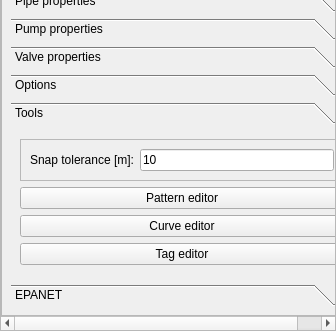
Before: the Qt Designer form ui/qepanet_dockwidget.ui in mcgoldba/XPSS, drawn with Qt 5; both pictures show x 0 to 336 and y 358 to 689 of the 336 by 689 pixel window.
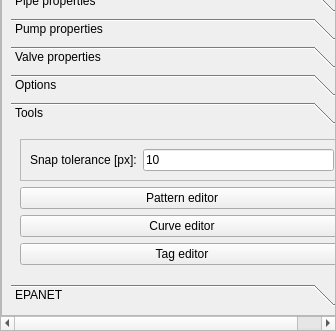
After: the same form once the commit is applied.

Patch:
```diff
--- a/ui/qepanet_dockwidget.ui
+++ b/ui/qepanet_dockwidget.ui
@@ -1279,7 +1279,7 @@
                   <item row="0" column="0">
                    <widget class="QLabel" name="lbl_snap_tolerance">
                     <property name="text">
-                     <string>Snap tolerance [m]:</string>
+                     <string>Snap tolerance [px]:</string>
                     </property>
                    </widget>
                   </item>
```
Left out of the diff: 2 changed lines with no effect on the pictures.
